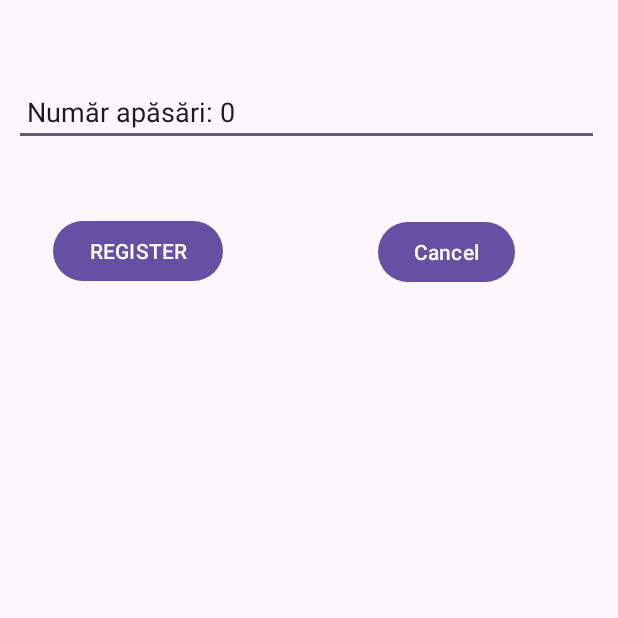
After one commit to RipeanuAdrian/Colocviu1_1, an Android app: the Colocviu1_1SecondaryActivity screen opened directly, with no data from a screen before it, on a phone screen of 412 x 824 dp, the top half of it. The commit adds this screen. Run offline under Robolectric (Android 15) with nearby library versions, the phone set to English and light mode, and no system bars.

Commit message:
gata cu colocviul

```diff
--- a/app/src/main/AndroidManifest.xml
+++ b/app/src/main/AndroidManifest.xml
@@ -12,6 +12,9 @@
         android:supportsRtl="true"
         android:theme="@style/Theme.Colocviu1_1">
         <activity
+            android:name=".Colocviu1_1SecondaryActivity"
+            android:exported="false" />
+        <activity
             android:name=".MainActivity"
             android:exported="true">
             <intent-filter>
--- a/app/src/main/java/ro/pub/cs/systems/eim/Colocviu1_1/Colocviu1_1MainActivity.kt
+++ b/app/src/main/java/ro/pub/cs/systems/eim/Colocviu1_1/Colocviu1_1MainActivity.kt
@@ -25,6 +25,7 @@ class MainActivity : AppCompatActivity() {
         val buttonSouth = findViewById<Button>(R.id.button_SOUTH)
         val buttonEast = findViewById<Button>(R.id.button_EAST)
         val buttonWest = findViewById<Button>(R.id.button_WEST)
+        var buttonNext = findViewById<Button>(R.id.next_activity)
 
         val camp1 = findViewById<EditText>(R.id.camp_text)
 
@@ -48,6 +49,15 @@ class MainActivity : AppCompatActivity() {
             buttons_activity_number++;
 
         }
+        buttonNext.setOnClickListener {
+            val intent = android.content.Intent(this, Colocviu1_1SecondaryActivity::class.java)
+            intent.putExtra("count", buttons_activity_number)
+            intent.putExtra("text", camp1.text.toString())
+            startActivity(intent)
+        }
+
+
+
 
 
     }
--- /dev/null
+++ b/app/src/main/java/ro/pub/cs/systems/eim/Colocviu1_1/Colocviu1_1SecondaryActivity.kt
@@ -0,0 +1,58 @@
+package ro.pub.cs.systems.eim.Colocviu1_1
+
+import android.content.Intent
+import android.os.Bundle
+import android.widget.Button
+import android.widget.EditText
+import android.widget.Toast
+import androidx.activity.enableEdgeToEdge
+import androidx.appcompat.app.AppCompatActivity
+import androidx.core.view.ViewCompat
+import androidx.core.view.WindowInsetsCompat
+
+class Colocviu1_1SecondaryActivity : AppCompatActivity() {
+    override fun onCreate(savedInstanceState: Bundle?) {
+        super.onCreate(savedInstanceState)
+        enableEdgeToEdge()
+        setContentView(R.layout.activity_colocviu1_1_secondary)
+        ViewCompat.setOnApplyWindowInsetsListener(findViewById(R.id.main)) { v, insets ->
+            val systemBars = insets.getInsets(WindowInsetsCompat.Type.systemBars())
+            v.setPadding(systemBars.left, systemBars.top, systemBars.right, systemBars.bottom)
+            insets
+        }
+
+        val buttonRegister = findViewById<Button>(R.id.button_REGISTER)
+        val buttonCancel = findViewById<Button>(R.id.button_Cancel)
+        val editText2 = findViewById<EditText>(R.id.text_act_2)
+
+
+
+
+        val editText = findViewById<EditText>(R.id.text_act_2)
+
+
+        val textFromMain = intent.getStringExtra("text") ?: ""
+        editText.setText(textFromMain)
+
+
+        buttonRegister.setOnClickListener {
+            Toast.makeText(this, "OK", Toast.LENGTH_SHORT).show()
+            val intent = Intent(this, MainActivity::class.java)
+            startActivity(intent)
+            finish()
+        }
+
+        buttonCancel.setOnClickListener {
+            Toast.makeText(this, "Cancel", Toast.LENGTH_SHORT).show()
+            val intent = Intent(this, MainActivity::class.java)
+            startActivity(intent)
+            finish()
+        }
+
+        val countFromMain = intent.getIntExtra("count", 0)
+
+
+        editText.setText("$textFromMain\nNumăr apăsări: $countFromMain")
+
+    }
+}
--- /dev/null
+++ b/app/src/main/res/layout/activity_colocviu1_1_secondary.xml
@@ -0,0 +1,48 @@
+<?xml version="1.0" encoding="utf-8"?>
+<androidx.constraintlayout.widget.ConstraintLayout xmlns:android="http://schemas.android.com/apk/res/android"
+    xmlns:app="http://schemas.android.com/apk/res-auto"
+    xmlns:tools="http://schemas.android.com/tools"
+    android:id="@+id/main"
+    android:layout_width="match_parent"
+    android:layout_height="match_parent"
+    tools:context=".Colocviu1_1SecondaryActivity">
+
+    <RelativeLayout
+        android:layout_width="409dp"
+        android:layout_height="729dp"
+        tools:layout_editor_absoluteX="1dp"
+        tools:layout_editor_absoluteY="1dp">
+
+        <EditText
+            android:id="@+id/text_act_2"
+            android:layout_width="390dp"
+            android:layout_height="wrap_content"
+            android:layout_alignParentStart="true"
+            android:layout_alignParentTop="true"
+            android:layout_marginStart="9dp"
+            android:layout_marginTop="52dp"
+            android:ems="10"
+            android:inputType="text"
+            android:text="" />
+
+        <Button
+            android:id="@+id/button_REGISTER"
+            android:layout_width="wrap_content"
+            android:layout_height="wrap_content"
+            android:layout_alignParentStart="true"
+            android:layout_alignParentTop="true"
+            android:layout_marginStart="35dp"
+            android:layout_marginTop="143dp"
+            android:text="REGISTER" />
+
+        <Button
+            android:id="@+id/button_Cancel"
+            android:layout_width="wrap_content"
+            android:layout_height="wrap_content"
+            android:layout_alignParentTop="true"
+            android:layout_alignParentEnd="true"
+            android:layout_marginTop="144dp"
+            android:layout_marginEnd="66dp"
+            android:text="Cancel" />
+    </RelativeLayout>
+</androidx.constraintlayout.widget.ConstraintLayout>
```
